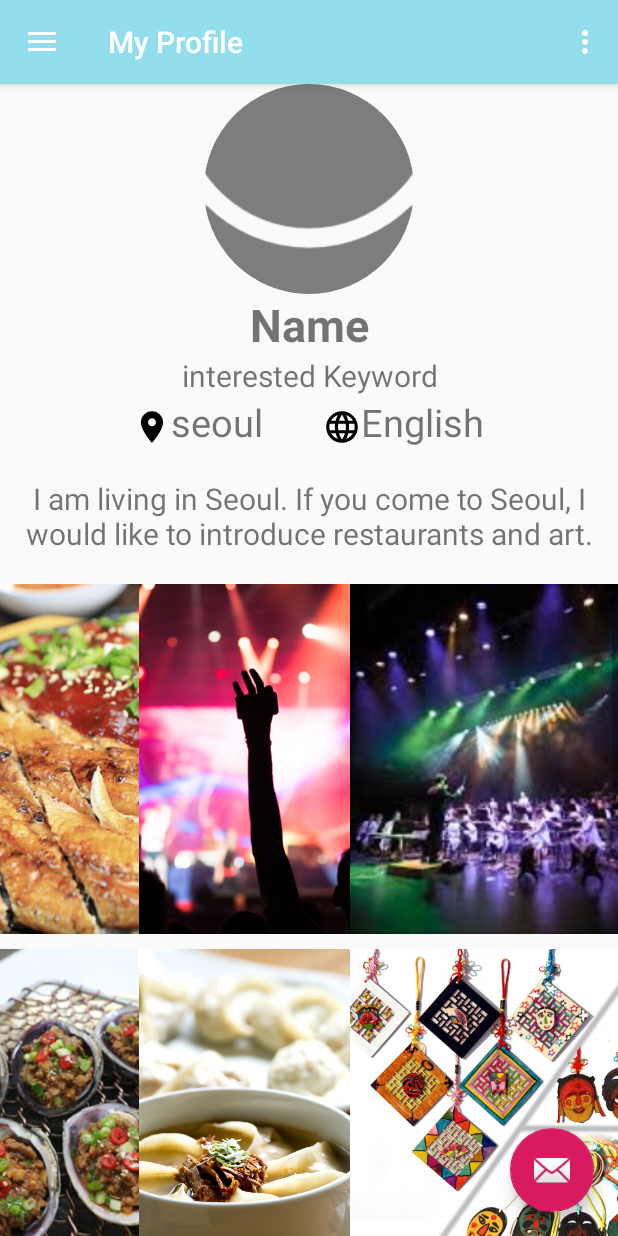
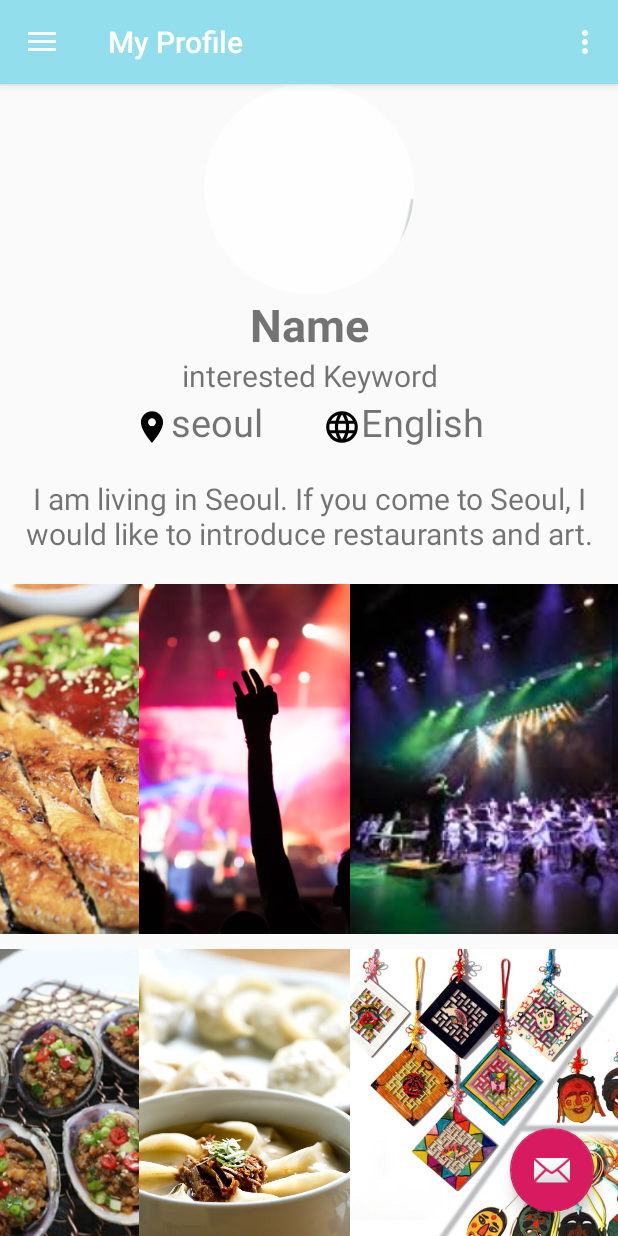
Before and after one commit to vsc0705/TripGuide_SW, an Android app: the ProfileFragment screen opened through its navigation route, on a phone screen of 412 x 824 dp. Run offline under Robolectric (Android 15) with nearby library versions, the phone set to English and light mode, and no system bars; our stand-ins replace CircleImageView, Firebase (no records; nobody signed in at launch, a user with empty details on screens opened directly), Picasso, navigation-ui; pictures from the network do not load.

Commit message:
Setting design berg clear

```diff
--- a/app/src/main/java/com/example/trip2/ui/profile/ProfileFragment.java
+++ b/app/src/main/java/com/example/trip2/ui/profile/ProfileFragment.java
@@ -23,13 +23,16 @@ import androidx.core.app.ActivityCompat;
 import androidx.core.content.ContextCompat;
 import androidx.fragment.app.Fragment;
 
+import com.example.trip2.PicassoTransformations;
 import com.example.trip2.R;
 import com.google.android.gms.tasks.OnFailureListener;
 import com.google.android.gms.tasks.OnSuccessListener;
+import com.google.firebase.auth.FirebaseAuth;
 import com.google.firebase.storage.FileDownloadTask;
 import com.google.firebase.storage.FirebaseStorage;
 import com.google.firebase.storage.StorageReference;
 import com.google.firebase.storage.UploadTask;
+import com.squareup.picasso.Picasso;
 
 import java.io.File;
 import java.io.IOException;
@@ -37,43 +40,26 @@ import java.io.IOException;
 public class ProfileFragment extends Fragment {
     private static final String TAG = "ProfileFragment";
     int REQUEST_IMAGE_CODE=1001;
-    int REQUEST_EXTERNAL_STORAGE_PERMISSION=1002;
+    private String currentUserID;
+    private FirebaseAuth mAuth;
 
     ImageView ivUser;
     File localFile;
 
     private StorageReference mStorageRef;
-    String stEmail;
 
 
     public View onCreateView(@NonNull LayoutInflater inflater,
                              ViewGroup container, Bundle savedInstanceState) {
+        mAuth = FirebaseAuth.getInstance();
 
 
         View view = inflater.inflate(R.layout.fragment_profile, container, false);
 
-        //여기서부터 아래까지 로그인 엑티비티 shared 값과 연동 db 연결 되면 대체
-        SharedPreferences sharedPref = getActivity().getSharedPreferences("shared", Context.MODE_PRIVATE);
-        stEmail=sharedPref.getString("email","");
-        Log.d(TAG, "stEmail: "+stEmail);
-        //
 
         mStorageRef = FirebaseStorage.getInstance().getReference();
+        currentUserID = mAuth.getCurrentUser().getUid();
 
-        if(ContextCompat.checkSelfPermission(getActivity(),
-                Manifest.permission.READ_EXTERNAL_STORAGE)
-                != PackageManager.PERMISSION_GRANTED){
-            if(ActivityCompat.shouldShowRequestPermissionRationale(getActivity(),
-                    Manifest.permission.READ_EXTERNAL_STORAGE)){
-
-            }else{
-                ActivityCompat.requestPermissions(getActivity(),
-                        new String[]{Manifest.permission.READ_EXTERNAL_STORAGE},
-                        REQUEST_EXTERNAL_STORAGE_PERMISSION);
-            }
-        }else{
-
-        }
 
         ivUser=view.findViewById(R.id.ivUser);
         ivUser.setOnClickListener(new View.OnClickListener() {
@@ -83,28 +69,18 @@ public class ProfileFragment extends Fragment {
                 startActivityForResult(in, REQUEST_IMAGE_CODE);
             }
         });
-        try {
-            localFile = File.createTempFile("images", "jpg");
-            StorageReference riversRef = mStorageRef.child("users").child(stEmail).child("profile.jpg");
-            riversRef.getFile(localFile)
-                    .addOnSuccessListener(new OnSuccessListener<FileDownloadTask.TaskSnapshot>() {
-                        @Override
-                        public void onSuccess(FileDownloadTask.TaskSnapshot taskSnapshot) {
-                            // Successfully downloaded data to local file
-                            // ...
-                            Bitmap bitmap= BitmapFactory.decodeFile(localFile.getAbsolutePath());
-                            ivUser.setImageBitmap(bitmap);
-                        }
-                    }).addOnFailureListener(new OnFailureListener() {
+        StorageReference riversRef = mStorageRef.child("Users").child(currentUserID).child("profile.jpg");
+        riversRef.getDownloadUrl().addOnSuccessListener(new OnSuccessListener<Uri>() {
                 @Override
-                public void onFailure(@NonNull Exception exception) {
-                    // Handle failed download
-                    // ...
+                public void onSuccess(Uri uri) {
+                    PicassoTransformations.targetWidth=150;
+                    Picasso.get().load(uri)
+                            .placeholder(R.drawable.default_profile_image)
+                            .error(R.drawable.default_profile_image)
+                            .transform(PicassoTransformations.resizeTransformation)
+                            .into(ivUser);
                 }
-            });
-        } catch (IOException e) {
-            e.printStackTrace();
-        }
+        });
 
 
         GridView grid = (GridView) view.findViewById(R.id.grid_view);//중요
@@ -116,14 +92,14 @@ public class ProfileFragment extends Fragment {
         super.onActivityResult(requestCode, resultCode, data);
         if(requestCode==REQUEST_IMAGE_CODE){
             Uri image=data.getData();
-            try {
-                Bitmap bitmap=MediaStore.Images.Media.getBitmap(getActivity().getContentResolver(),image);
-                ivUser.setImageBitmap(bitmap);
-            } catch (IOException e) {
-                e.printStackTrace();
-            }
+            PicassoTransformations.targetWidth=150;
+            Picasso.get().load(image)
+                    .placeholder(R.drawable.default_profile_image)
+                    .error(R.drawable.default_profile_image)
+                    .transform(PicassoTransformations.resizeTransformation)
+                    .into(ivUser);
 
-            StorageReference riversRef = mStorageRef.child("users").child(stEmail).child("profile.jpg");
+            StorageReference riversRef = mStorageRef.child("Users").child(currentUserID).child("profile.jpg");
 
             riversRef.putFile(image)
                     .addOnSuccessListener(new OnSuccessListener<UploadTask.TaskSnapshot>() {
--- a/app/src/main/res/layout/fragment_profile.xml
+++ b/app/src/main/res/layout/fragment_profile.xml
@@ -14,7 +14,7 @@
                 android:id="@+id/ivUser"
                 android:layout_width="fill_parent"
                 android:layout_height="140dp"
-                android:src="@drawable/profi"
+                android:src="@drawable/default_profile_image"
                 />
             <TextView
                 android:layout_width="match_parent"
```
